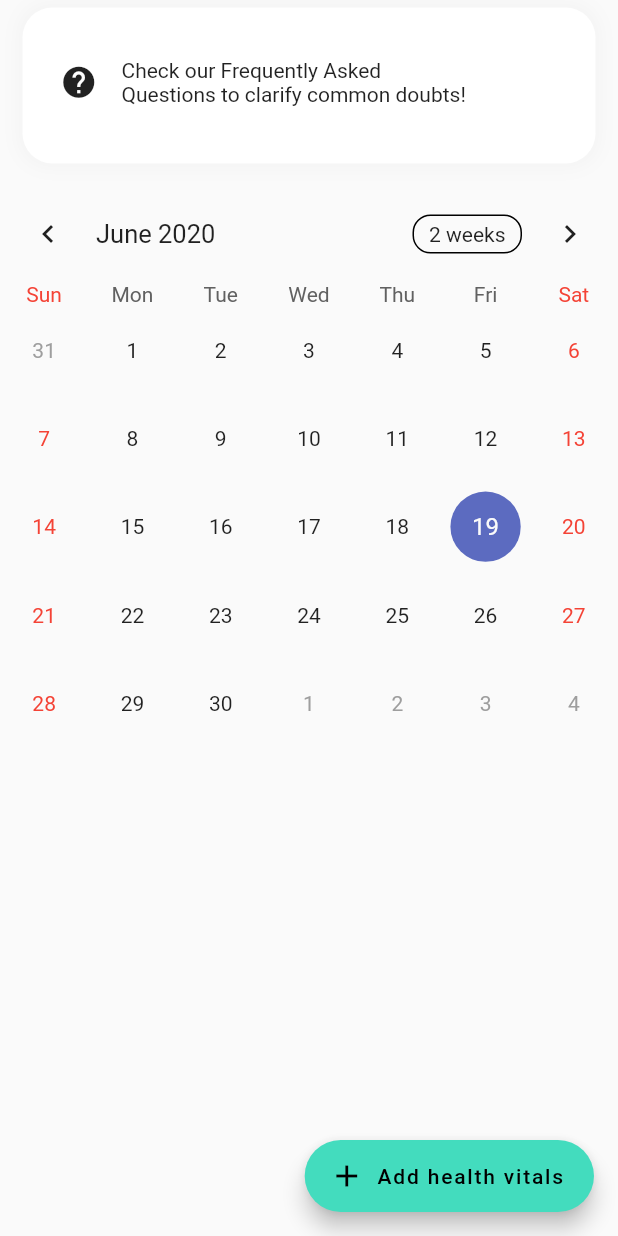
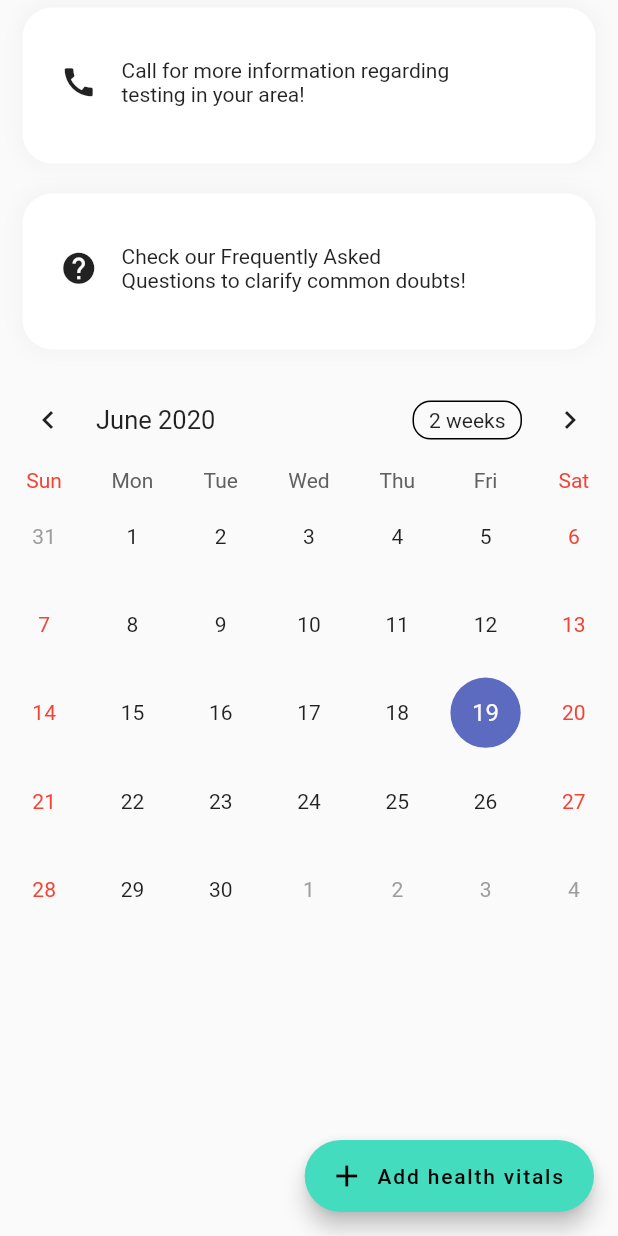
Before and after one commit to manyaagarwal/CovidCare, a Flutter app: the Calendar screen opened directly, on a phone screen of 412 x 824 dp. Run offline on Flutter 3.47's test engine with Material 2 defaults, Android fonts, the phone set to English and light mode, and no system bars; drawn by our look-alikes of table_calendar; our stand-ins replace cloud_firestore, firebase_auth, fl_chart, google_sign_in; accounts and stored records are empty.

Commit message:
add phone call and other information on registration

```diff
--- a/covid_care/lib/Calendar_Questionaire.dart
+++ b/covid_care/lib/Calendar_Questionaire.dart
@@ -1,9 +1,12 @@
 import 'package:cloud_firestore/cloud_firestore.dart';
 import 'package:covidcare/constants.dart';
 import 'package:covidcare/faq.dart';
+import 'package:covidcare/service_locator.dart';
 import 'package:covidcare/subpage.dart';
 import 'package:flutter/material.dart';
 import 'package:table_calendar/table_calendar.dart';
+
+import 'calls_and_messages_service.dart';
 
 class Calendar extends StatefulWidget {
   final String uid;
@@ -14,6 +17,9 @@ class Calendar extends StatefulWidget {
 
 class _CalendarState extends State<Calendar>{
   CalendarController _controller;
+  final CallsAndMessagesService _service = locator<CallsAndMessagesService>();
+
+  final String number = "1800180514528";
   @override
   void initState(){
     //TODO: implement initState
@@ -111,6 +117,37 @@ class _CalendarState extends State<Calendar>{
                 ),
                 child: InkWell(
                   onTap: () {
+                      _service.call(number);
+                  },
+                  child: Row(
+                    children: <Widget>[
+                      Icon(Icons.call, size: 25,),
+                      Container(
+                        padding: EdgeInsets.all(16.0),
+                        width: MediaQuery.of(context).size.width - 150,
+                        child: Text("Call for more information regarding testing in your area!"),
+                      )
+                    ],
+                  ),
+                )
+            ),
+            Container(
+                padding: EdgeInsets.fromLTRB(25, 18, 25, 22),
+                margin: EdgeInsets.fromLTRB(15, 5, 15, 15),
+                decoration: BoxDecoration(
+                  color: Colors.white,
+                  borderRadius: BorderRadius.all(Radius.circular(20)),
+                  boxShadow: [
+                    BoxShadow(
+                      color: Colors.grey.withOpacity(0.08),
+                      blurRadius: 10,
+                      spreadRadius: 2,
+                      offset: Offset(0, 0),
+                    ),
+                  ],
+                ),
+                child: InkWell(
+                  onTap: () {
                     navigateToFAQ(context, widget.uid);
                     },
                   child: Row(
--- a/covid_care/lib/home.dart
+++ b/covid_care/lib/home.dart
@@ -1,7 +1,6 @@
 import 'package:covidcare/chart.dart';
 import 'package:covidcare/constants.dart';
 import 'package:covidcare/consultation.dart';
-import 'package:covidcare/faq.dart';
 import 'package:flutter/material.dart';
 
 import 'Calendar_Questionaire.dart';
--- a/covid_care/pubspec.yaml
+++ b/covid_care/pubspec.yaml
@@ -39,6 +39,8 @@ dependencies:
   google_sign_in: ^4.4.4
   firebase_core: ^0.4.0+9
   cloud_firestore: 0.13.6
+  get_it: ^1.0.3+2
+  url_launcher: ^5.0.3
 
 dev_dependencies:
   flutter_test:
```
Also changed, not shown: covid_care/Calendar_Questionaire.dart (deleted, +0 -144 lines), covid_care/lib/main.dart (+5 -2 lines), covid_care/lib/register.dart (+41 -1 lines), covid_care/pubspec.lock.
